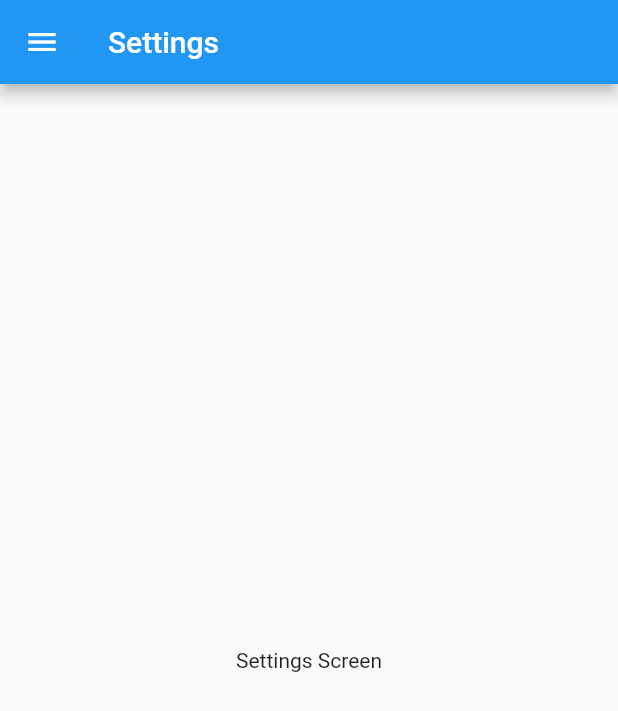
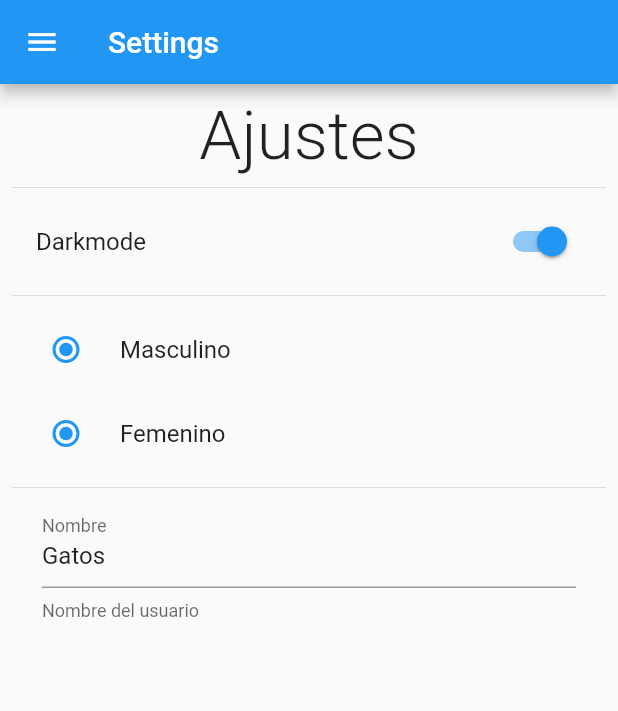
Before and after one commit to MTGCGuerrero/preferences_flutter_minidemo, a Flutter app: the SettingsScreen screen opened by its route, on a phone screen of 412 x 824 dp. Shown: the top 711 px of the screen. Run offline on Flutter 3.47's test engine with Material 2 defaults, Android fonts, the light colour scheme and no system bars.

Commit message:
screen deseign

```diff
--- a/lib/screens/settings_screen.dart
+++ b/lib/screens/settings_screen.dart
@@ -13,8 +13,44 @@
         title: Text('Settings'),
       ),
       drawer: SideMenu(),
-      body: Center(
-        child: Text('Settings Screen'),
+      body: Padding(
+        padding: const EdgeInsets.all(8.0),
+        child: SingleChildScrollView(
+          child: Column(children: [
+            Text('Ajustes',style: TextStyle(fontSize: 45,fontWeight: FontWeight.w300),),
+            Divider(),
+
+            SwitchListTile.adaptive(
+              title: Text('Darkmode'),
+              value: true, onChanged: (value) {
+
+            },),
+            Divider(),
+            RadioListTile<int>(value: 1, groupValue: 1,
+            title: Text('Masculino'),
+             onChanged: (value){
+
+            }),
+            RadioListTile<int>(
+                  value: 1,
+                  groupValue: 1,
+                  title: Text('Femenino'),
+                  onChanged: (value) {}),
+            Divider(),
+            Padding(
+              padding: const EdgeInsets.symmetric(horizontal: 20),
+              child: TextFormField(
+                initialValue: 'Gatos',
+                decoration: InputDecoration(
+                  labelText: 'Nombre',
+                  helperText: 'Nombre del usuario'
+                ),
+              ),
+            ),
+
+
+          ],),
+        ),
       ),
     );
   }
```
Also changed, not shown: lib/screens/home_screen.dart (+10 -2 lines).
